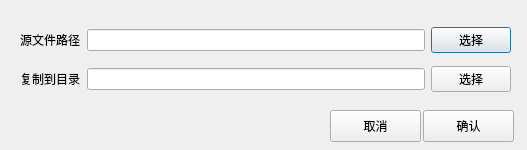
Qt form ui/dialog/CopyFileToPathDialog.ui (xiaohaijoe/AutoPackage) before a commit.
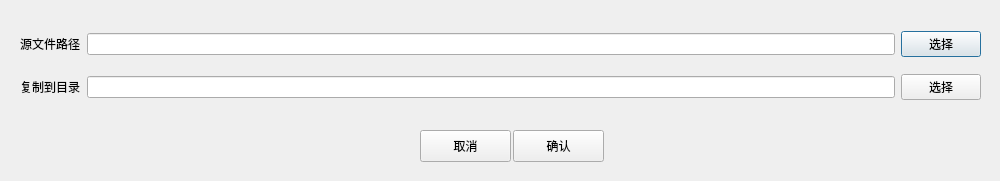
The same form after that commit.

Diff of the .ui file:
```diff
--- a/ui/dialog/CopyFileToPathDialog.ui
+++ b/ui/dialog/CopyFileToPathDialog.ui
@@ -6,8 +6,8 @@
    <rect>
     <x>0</x>
     <y>0</y>
-    <width>527</width>
-    <height>150</height>
+    <width>1000</width>
+    <height>181</height>
    </rect>
   </property>
   <property name="windowTitle">
@@ -18,8 +18,8 @@
     <rect>
      <x>20</x>
      <y>20</y>
-     <width>491</width>
-     <height>81</height>
+     <width>961</width>
+     <height>91</height>
     </rect>
    </property>
    <layout class="QGridLayout" name="gridLayout">
@@ -62,8 +62,8 @@
   <widget class="QPushButton" name="confirmBtn">
    <property name="geometry">
     <rect>
-     <x>423</x>
-     <y>110</y>
+     <x>513</x>
+     <y>130</y>
      <width>91</width>
      <height>32</height>
     </rect>
@@ -75,8 +75,8 @@
   <widget class="QPushButton" name="cancelBtn">
    <property name="geometry">
     <rect>
-     <x>330</x>
-     <y>110</y>
+     <x>420</x>
+     <y>130</y>
      <width>91</width>
      <height>32</height>
     </rect>
```
